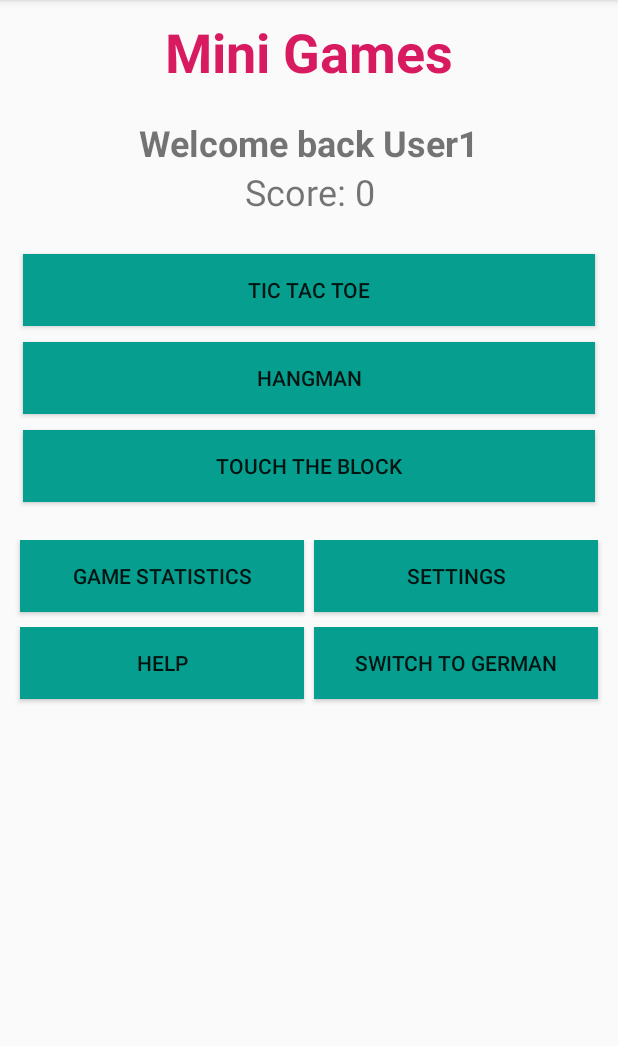
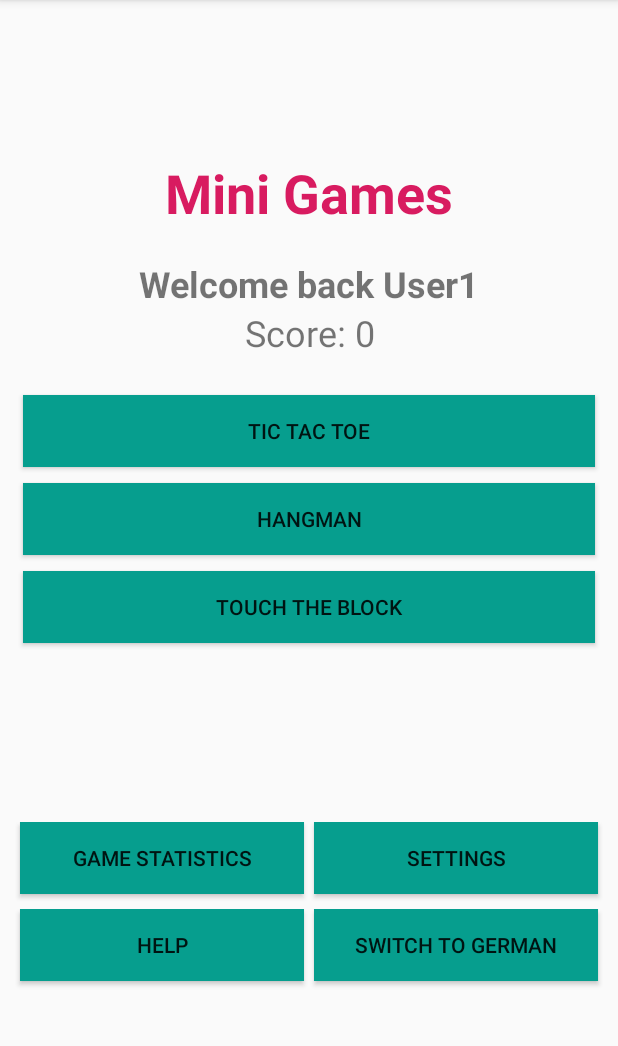
Before and after one commit to sw19-tug/morning05, an Android app: the screen it shows after launch (MainActivity), on a phone screen of 412 x 824 dp, the part 84-1130 px from its top. Run offline under Robolectric (Android 15) with nearby library versions, the phone set to English and light mode, and no system bars.

Commit message:
GAMES_025_004 change design of main screen [BL, NJ]

```diff
--- a/app/src/main/res/layout/activity_main.xml
+++ b/app/src/main/res/layout/activity_main.xml
@@ -1,16 +1,23 @@
 <?xml version="1.0" encoding="utf-8"?>
-<LinearLayout xmlns:android="http://schemas.android.com/apk/res/android"
+
+<android.support.constraint.ConstraintLayout xmlns:android="http://schemas.android.com/apk/res/android"
+    xmlns:app="http://schemas.android.com/apk/res-auto"
     xmlns:tools="http://schemas.android.com/tools"
     android:layout_width="match_parent"
-    android:layout_height="fill_parent"
-    android:orientation="vertical"
+    android:layout_height="match_parent"
     tools:context=".MainActivity">
 
     <LinearLayout
+        android:id="@+id/games"
         android:layout_width="match_parent"
         android:layout_height="wrap_content"
         android:orientation="vertical"
-        android:padding="10dp">
+        android:padding="10dp"
+        app:layout_constraintBottom_toTopOf="@+id/buttons"
+        app:layout_constraintEnd_toEndOf="parent"
+        app:layout_constraintLeft_toLeftOf="parent"
+        app:layout_constraintRight_toRightOf="parent"
+        app:layout_constraintTop_toTopOf="parent">
 
         <TextView
             android:id="@+id/textv_title"
@@ -44,6 +51,7 @@
             android:layout_width="match_parent"
             android:layout_height="wrap_content"
             android:layout_margin="5dp"
+            android:layout_weight="1"
             android:background="@color/colorPrimary"
             android:text="@string/str_title_ttt"
             tools:layout_editor_absoluteX="16dp"
@@ -54,6 +62,7 @@
             android:layout_width="match_parent"
             android:layout_height="wrap_content"
             android:layout_margin="5dp"
+            android:layout_weight="1"
             android:background="@color/colorPrimary"
             android:text="@string/str_title_hm"
             tools:layout_editor_absoluteX="15dp"
@@ -64,6 +73,7 @@
             android:layout_width="match_parent"
             android:layout_height="wrap_content"
             android:layout_margin="5dp"
+            android:layout_weight="1"
             android:background="@color/colorPrimary"
             android:text="@string/str_title_ttb"
             tools:layout_editor_absoluteX="14dp"
@@ -73,11 +83,16 @@
     </LinearLayout>
 
     <LinearLayout
+        android:id="@+id/buttons"
         android:layout_width="match_parent"
-        android:layout_height="fill_parent"
+        android:layout_height="wrap_content"
         android:orientation="vertical"
         android:padding="10dp"
-        android:visibility="visible">
+        android:visibility="visible"
+        app:layout_constraintBottom_toBottomOf="parent"
+        app:layout_constraintLeft_toLeftOf="parent"
+        app:layout_constraintRight_toRightOf="parent"
+        app:layout_constraintTop_toBottomOf="@id/games">
 
         <LinearLayout
             android:layout_width="match_parent"
@@ -88,10 +103,10 @@
                 android:id="@+id/btn_gamestatistic"
                 android:layout_width="0dp"
                 android:layout_height="wrap_content"
-                android:layout_weight="1"
                 android:layout_marginStart="3dp"
                 android:layout_marginEnd="3dp"
                 android:layout_marginBottom="10dp"
+                android:layout_weight="1"
                 android:background="@color/colorPrimary"
                 android:text="@string/str_textv_gamestatistic"
                 tools:layout_editor_absoluteX="14dp"
@@ -101,10 +116,10 @@
                 android:id="@+id/btn_settings"
                 android:layout_width="0dp"
                 android:layout_height="wrap_content"
-                android:layout_weight="1"
                 android:layout_marginStart="3dp"
                 android:layout_marginEnd="3dp"
                 android:layout_marginBottom="10dp"
+                android:layout_weight="1"
                 android:background="@color/colorPrimary"
                 android:text="@string/str_settings"
                 tools:layout_editor_absoluteX="14dp"
@@ -121,10 +136,10 @@
                 android:id="@+id/btn_help"
                 android:layout_width="0dp"
                 android:layout_height="wrap_content"
-                android:layout_weight="1"
                 android:layout_marginStart="3dp"
                 android:layout_marginEnd="3dp"
                 android:layout_marginBottom="10dp"
+                android:layout_weight="1"
                 android:background="@color/colorPrimary"
                 android:text="@string/str_help"
                 tools:layout_editor_absoluteX="14dp"
@@ -134,9 +149,9 @@
                 android:id="@+id/btn_switch_lang"
                 android:layout_width="0dp"
                 android:layout_height="wrap_content"
-                android:layout_weight="1"
                 android:layout_marginStart="3dp"
                 android:layout_marginEnd="3dp"
+                android:layout_weight="1"
                 android:background="@color/colorPrimary"
                 android:text="@string/str_switch_lang"
                 tools:layout_editor_absoluteX="14dp"
@@ -144,14 +159,6 @@
 
         </LinearLayout>
 
-
-
-
-
-
-
-
     </LinearLayout>
 
-
-</LinearLayout>
+</android.support.constraint.ConstraintLayout>
```
